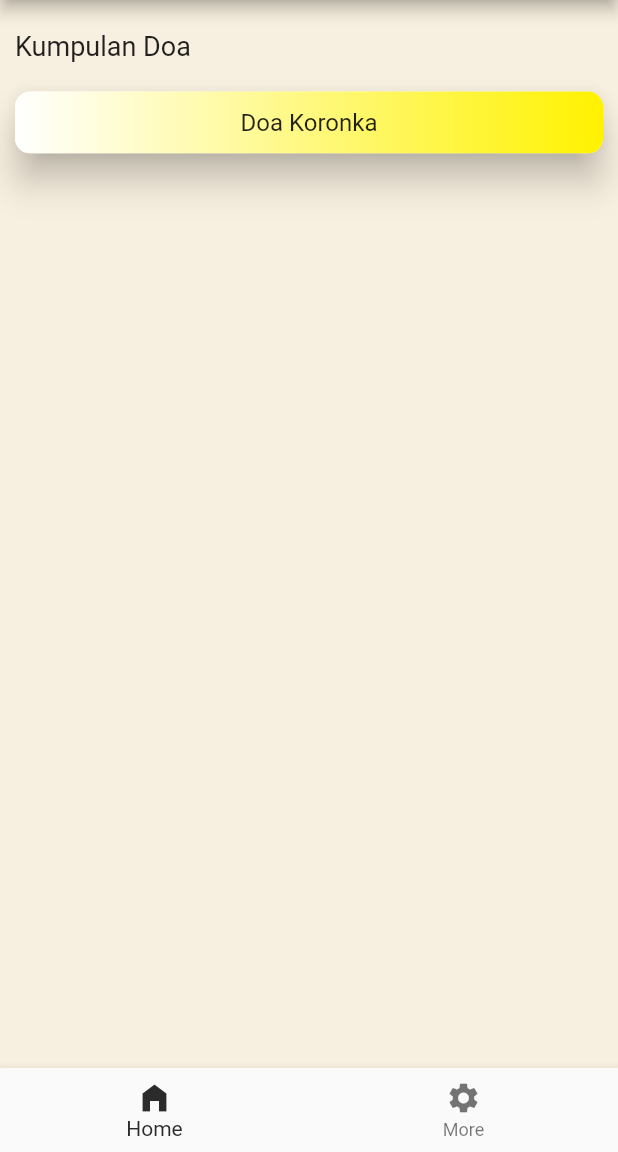
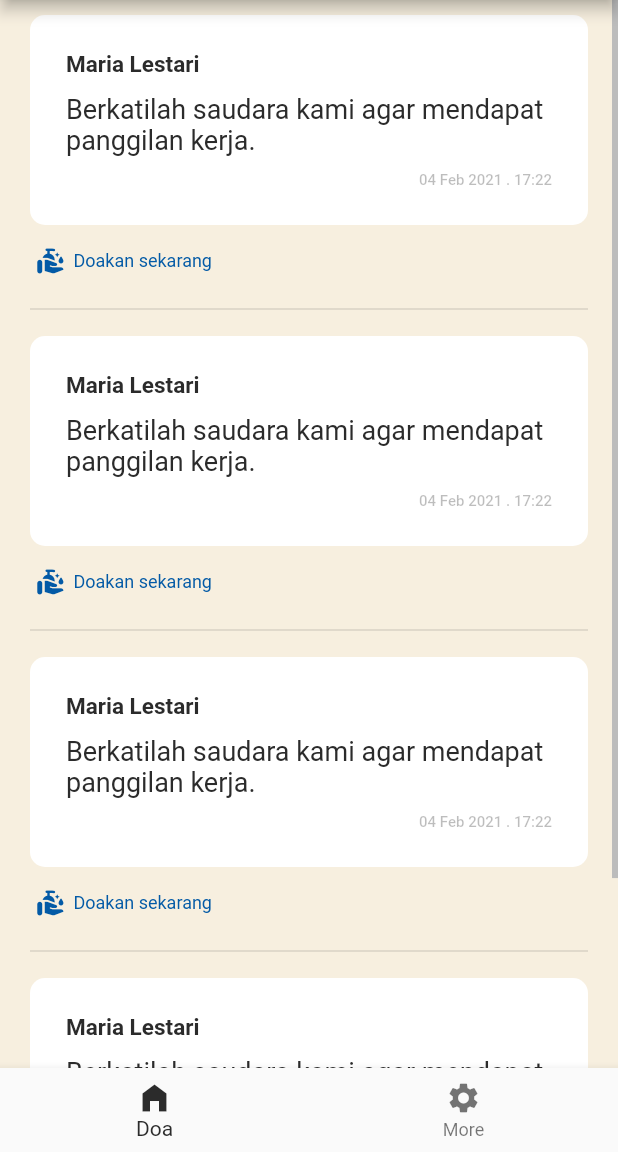
Before and after one commit to adrisinaga/doaku, a Flutter app: the screen it shows after launch, on a phone screen of 412 x 824 dp, the part 84-1236 px from its top. Run offline on Flutter 3.47's test engine with Material 2 defaults, Android fonts, the phone set to English and light mode, and no system bars.

Commit message:
Feat: beranda_screen.dart, Fix: color.dart, dashboard_menu.dart

```diff
--- /dev/null
+++ b/lib/screens/beranda/beranda_screen.dart
@@ -0,0 +1,203 @@
+import 'dart:ui';
+
+import 'package:doaku/utils/lib.dart';
+import 'package:doaku/utils/color.dart';
+import 'package:flutter/material.dart';
+
+class BerandaScreen extends StatelessWidget {
+  @override
+  Widget build(BuildContext context) {
+    return Scrollbar(
+      isAlwaysShown: true,
+      child: ListView(
+        children: [
+          spacer10,
+          Padding(
+            padding: const EdgeInsets.symmetric(horizontal: 20),
+            child: ItemDoa(),
+          ),
+          spacer10,
+          Padding(
+            padding: const EdgeInsets.symmetric(horizontal: 20),
+            child: ItemDoa(),
+          ),
+          spacer10,
+          Padding(
+            padding: const EdgeInsets.symmetric(horizontal: 20),
+            child: ItemDoa(),
+          ),
+          spacer10,
+          Padding(
+            padding: const EdgeInsets.symmetric(horizontal: 20),
+            child: ItemDoa(),
+          ),
+          spacer10,
+        ],
+      ),
+    );
+  }
+}
+
+class ItemDoa extends StatelessWidget {
+  const ItemDoa({Key key}) : super(key: key);
+
+  @override
+  Widget build(BuildContext context) {
+    return Column(
+      children: [
+        Container(
+          width: double.infinity,
+          decoration: BoxDecoration(
+              color: AppColor.kWhite, borderRadius: BorderRadius.circular(10)),
+          child: Padding(
+            padding: const EdgeInsets.all(4.0),
+            child: Container(
+              decoration: BoxDecoration(
+                  // color: Colors.grey[100],
+                  borderRadius: BorderRadius.circular(10)),
+              child: Padding(
+                padding:
+                    const EdgeInsets.symmetric(horizontal: 20, vertical: 20),
+                child: Column(
+                  crossAxisAlignment: CrossAxisAlignment.start,
+                  children: [
+                    Text(
+                      'Maria Lestari',
+                      style: TextStyle(
+                        color: AppColor.kBlack,
+                        fontWeight: FontWeight.bold,
+                        fontSize: 15,
+                      ),
+                      maxLines: 2,
+                      overflow: TextOverflow.ellipsis,
+                    ),
+                    spacer10,
+                    Text(
+                      'Berkatilah saudara kami agar mendapat panggilan kerja.',
+                      style: TextStyle(
+                          color: AppColor.kBlack,
+                          fontSize: 18,
+                          fontWeight: FontWeight.w400),
+                      maxLines: 5,
+                      overflow: TextOverflow.ellipsis,
+                    ),
+                    spacer10,
+                    Align(
+                      alignment: Alignment.centerRight,
+                      child: Text(
+                        '04 Feb 2021 . 17:22',
+                        style: TextStyle(
+                            color: Colors.black26,
+                            fontSize: 10,
+                            fontWeight: FontWeight.w500),
+                        overflow: TextOverflow.ellipsis,
+                      ),
+                    ),
+                  ],
+                ),
+              ),
+            ),
+          ),
+        ),
+        spacer10,
+        Row(
+          children: [
+            Padding(
+              padding: const EdgeInsets.all(4.0),
+              child: Row(
+                mainAxisSize: MainAxisSize.min,
+                mainAxisAlignment: MainAxisAlignment.start,
+                children: [
+                  Icon(
+                    Icons.clean_hands_rounded,
+                    size: 20,
+                    color: AppColor.kBlue,
+                  ),
+                  SizedBox(width: 5),
+                  Text('Doakan sekarang',style: TextStyle(color: AppColor.kBlue),),
+                ],
+              ),
+            ),
+          ],
+        ),
+        spacer10,
+        Divider(thickness: 1),
+      ],
+    );
+  }
+}
+
+class ItemMenu extends StatelessWidget {
+  final String namaDoa;
+  final Widget screen;
+
+  const ItemMenu({Key key, this.namaDoa, this.screen}) : super(key: key);
+
+  @override
+  Widget build(BuildContext context) {
+    Size size = MediaQuery.of(context).size;
+    return Container(
+      margin: EdgeInsets.all(10.0),
+      child: Material(
+        borderRadius: BorderRadius.circular(10),
+        elevation: 10,
+        child: Container(
+          height: size.height / 20,
+          width: size.width,
+          decoration: BoxDecoration(
+            gradient: LinearGradient(
+              colors: [
+                AppColor.kWhite,
+                AppColor.kYellow,
+              ],
+            ),
+            borderRadius: BorderRadius.circular(10),
+          ),
+          child: Material(
+            borderRadius: BorderRadius.circular(10),
+            color: Colors.transparent,
+            child: InkWell(
+              borderRadius: BorderRadius.circular(10),
+              onTap: () {
+//                Navigator.push(
+//                    contexts, MaterialPageRoute(builder: (contexts) => screen));
+
+                Navigator.of(context).push(PageRouteBuilder(
+                    pageBuilder: (context, animation, secondaryAnimation) {
+                  return screen;
+                }, transitionsBuilder:
+                        (context, animation, secondaryAnimation, child) {
+                  return FadeTransition(
+                    opacity: animation,
+                    child: ScaleTransition(
+                      scale: animation.drive(
+                        Tween(begin: 0.7, end: 1.0).chain(
+                          CurveTween(
+                            curve: Curves.easeOutCubic,
+                          ),
+                        ),
+                      ),
+                      child: child,
+                    ),
+                  );
+                }));
+              },
+              child: Column(
+                mainAxisAlignment: MainAxisAlignment.center,
+                crossAxisAlignment: CrossAxisAlignment.center,
+                children: <Widget>[
+                  Text(
+                    namaDoa,
+                    style: TextStyle(
+                      fontSize: 16,
+                    ),
+                  ),
+                ],
+              ),
+            ),
+          ),
+        ),
+      ),
+    );
+  }
+}
--- a/lib/screens/beranda_screen.dart
+++ /dev/null
@@ -1,102 +0,0 @@
-import 'package:doaku/utils/lib.dart';
-import 'package:doaku/utils/color.dart';
-import 'package:flutter/material.dart';
-
-import 'menu_doa/doanovenasalammaria_screen.dart';
-
-class BerandaScreen extends StatelessWidget {
-
-  @override
-  Widget build(BuildContext context) {
-    return Scrollbar(
-      isAlwaysShown: true,
-      child: ListView(
-        children: [
-          Padding(
-            padding: const EdgeInsets.only(left: 10.0, top: 20.0),
-            child: Text(
-              "Kumpulan Doa",
-              style: styleTitle,
-            ),
-          ),
-          spacer10,
-          ItemMenu(namaDoa: 'Doa Koronka',screen: NovenaTigaKaliSalamMariaScreen(),)
-        ],
-      ),
-    );
-  }
-}
-
-class ItemMenu extends StatelessWidget {
-  final String namaDoa;
-  final Widget screen;
-  const ItemMenu({Key key,this.namaDoa,this.screen}) : super(key: key);
-
-  @override
-  Widget build(BuildContext context) {
-    Size size = MediaQuery.of(context).size;
-    return Container(
-      margin: EdgeInsets.all(10.0),
-      child: Material(
-        borderRadius: BorderRadius.circular(10),
-        elevation: 10,
-        child: Container(
-          height:size.height / 20,
-          width:size.width,
-          decoration: BoxDecoration(
-            gradient: LinearGradient(
-              colors: [
-                AppColor.kWhite,
-                AppColor.kYellow,
-              ],
-            ),
-            borderRadius: BorderRadius.circular(10),
-          ),
-          child: Material(
-            borderRadius: BorderRadius.circular(10),
-            color: Colors.transparent,
-            child: InkWell(
-              borderRadius: BorderRadius.circular(10),
-              onTap: () {
-//                Navigator.push(
-//                    contexts, MaterialPageRoute(builder: (contexts) => screen));
-
-                Navigator.of(context).push(PageRouteBuilder(
-                    pageBuilder: (context, animation, secondaryAnimation) {
-                      return screen;
-                    }, transitionsBuilder:
-                    (context, animation, secondaryAnimation, child) {
-                  return FadeTransition(
-                    opacity: animation,
-                    child: ScaleTransition(
-                      scale: animation.drive(
-                        Tween(begin: 0.7, end: 1.0).chain(
-                          CurveTween(
-                            curve: Curves.easeOutCubic,
-                          ),
-                        ),
-                      ),
-                      child: child,
-                    ),
-                  );
-                }));
-              },
-              child: Column(
-                mainAxisAlignment: MainAxisAlignment.center,
-                crossAxisAlignment: CrossAxisAlignment.center,
-                children: <Widget>[
-                  Text(
-                    namaDoa,
-                    style: TextStyle(
-                      fontSize: 16,
-                    ),
-                  ),
-                ],
-              ),
-            ),
-          ),
-        ),
-      ),
-    );
-  }
-}
--- a/lib/screens/dashboard_menu.dart
+++ b/lib/screens/dashboard_menu.dart
@@ -1,9 +1,9 @@
-import 'package:doaku/screens/setting_screen.dart';
+import 'package:doaku/screens/more/setting_screen.dart';
 import 'package:doaku/utils/lib.dart';
 import 'package:doaku/utils/color.dart';
 import 'package:flutter/material.dart';
 
-import 'beranda_screen.dart';
+import 'beranda/beranda_screen.dart';
 
 class DashboardMenu extends StatefulWidget {
   @override
@@ -15,7 +15,7 @@ class _DashboardMenuState extends State<DashboardMenu> {
 
   static List<Widget> _widgetOptions = <Widget>[
     BerandaScreen(),
-    SettingScreen(),
+    MoreScreen(),
   ];
 
   void _onItemTapped(int index) {
@@ -71,10 +71,11 @@ class _DashboardMenuState extends State<DashboardMenu> {
       body: _widgetOptions[_selectedIndex],
       bottomNavigationBar: BottomNavigationBar(
         elevation: 5,
+        unselectedLabelStyle: TextStyle(fontWeight: FontWeight.w400),
         items: const <BottomNavigationBarItem>[
           BottomNavigationBarItem(
             icon: Icon(Icons.home_filled),
-            label: 'Home',
+            label: 'Doa',
           ),
           BottomNavigationBarItem(
             icon: Icon(Icons.settings),
--- a/lib/screens/setting_screen.dart
+++ b/lib/screens/more/setting_screen.dart
@@ -2,14 +2,13 @@ import 'package:doaku/utils/lib.dart';
 import 'package:doaku/utils/color.dart';
 import 'package:flutter/material.dart';
 
-class SettingScreen extends StatefulWidget {
+class MoreScreen extends StatefulWidget {
   @override
-  _SettingScreenState createState() => _SettingScreenState();
+  _MoreScreenState createState() => _MoreScreenState();
 }
 
-class _SettingScreenState extends State<SettingScreen> {
+class _MoreScreenState extends State<MoreScreen> {
   double _height;
-
   double _width;
 
   @override
@@ -286,7 +285,6 @@ class _SettingScreenState extends State<SettingScreen> {
 
   Widget containers() {
     return Container(
-//          color: kTesterContainer,
       height: _height * 0.5,
       width: _width,
       margin: EdgeInsets.all(10.0),
--- a/lib/utils/color.dart
+++ b/lib/utils/color.dart
@@ -9,4 +9,5 @@ class AppColor{
   static const Color kYellow = Color(0xFFFFF200);
   static const Color kWhite = Colors.white;
   static const Color kCream = Color(0xffF7EFDF);
+  static const Color kGrey = Colors.grey;
 }
```
